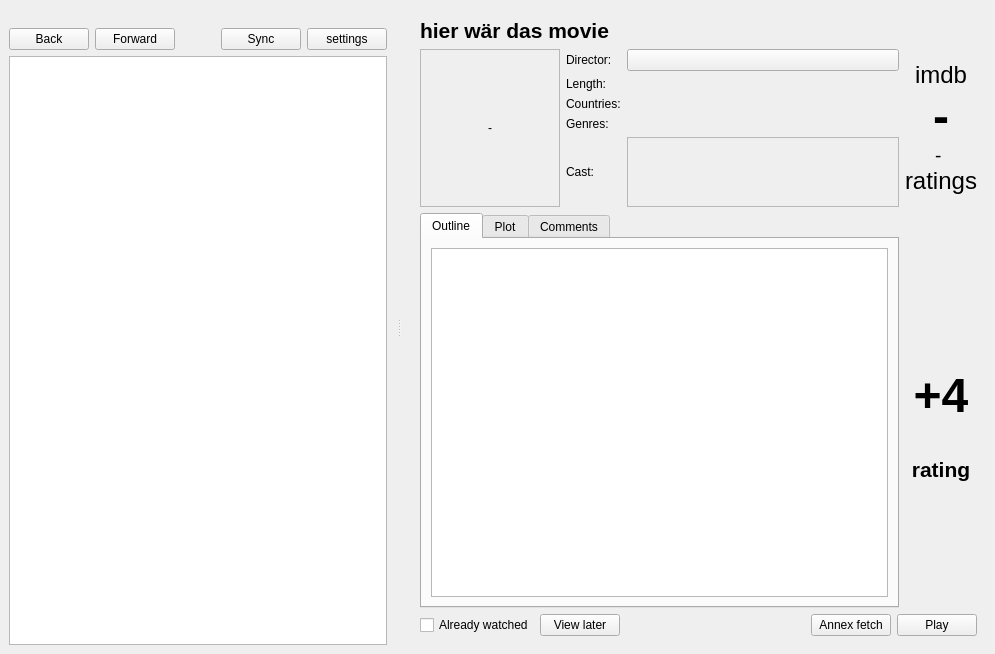
Before: the Qt Designer form moviehamster/gui/qtgui.ui in bordstein/hamster, drawn with Qt 5.
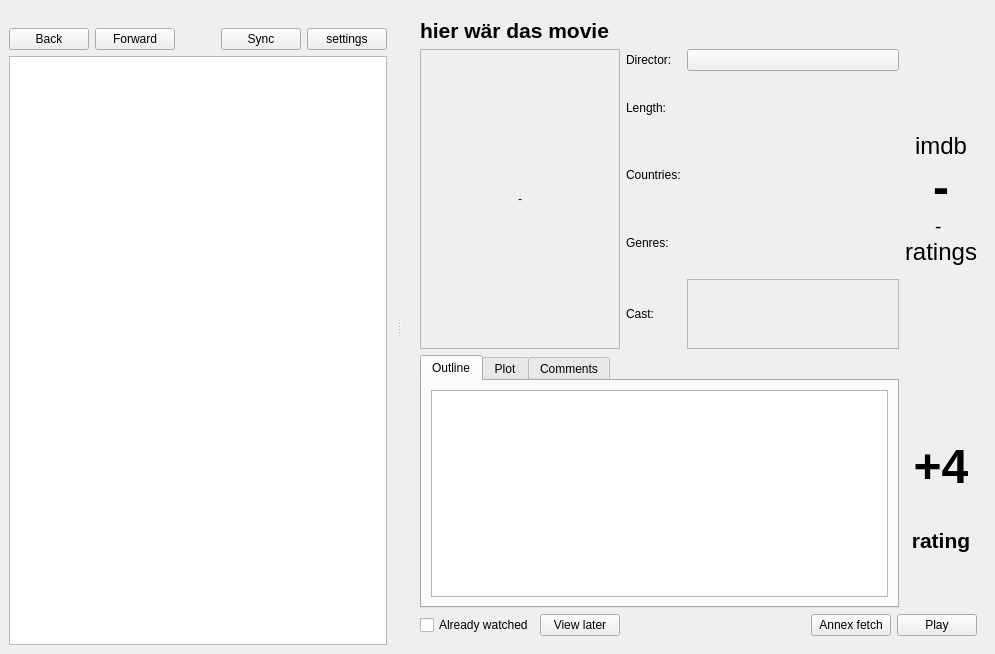
After: the same form once the commit is applied. Icons and pictures are not drawn.

Commit message: fetching and displaying larger covers

```diff
--- a/moviehamster/gui/qtgui.ui
+++ b/moviehamster/gui/qtgui.ui
@@ -81,21 +81,21 @@
         <item row="1" column="0" rowspan="5">
          <widget class="QLabel" name="l_img">
           <property name="sizePolicy">
-           <sizepolicy hsizetype="Fixed" vsizetype="Preferred">
+           <sizepolicy hsizetype="Fixed" vsizetype="Fixed">
             <horstretch>0</horstretch>
             <verstretch>0</verstretch>
            </sizepolicy>
           </property>
           <property name="minimumSize">
            <size>
-            <width>140</width>
-            <height>0</height>
+            <width>200</width>
+            <height>300</height>
            </size>
           </property>
           <property name="maximumSize">
            <size>
-            <width>16777215</width>
-            <height>16777215</height>
+            <width>200</width>
+            <height>300</height>
            </size>
           </property>
           <property name="baseSize">
@@ -123,6 +123,12 @@
         </item>
         <item row="1" column="1">
          <widget class="QLabel" name="label">
+          <property name="sizePolicy">
+           <sizepolicy hsizetype="Minimum" vsizetype="Preferred">
+            <horstretch>0</horstretch>
+            <verstretch>0</verstretch>
+           </sizepolicy>
+          </property>
           <property name="text">
            <string>Director:</string>
           </property>
@@ -153,6 +159,12 @@
         </item>
         <item row="2" column="1">
          <widget class="QLabel" name="label_9">
+          <property name="sizePolicy">
+           <sizepolicy hsizetype="Minimum" vsizetype="Minimum">
+            <horstretch>0</horstretch>
+            <verstretch>0</verstretch>
+           </sizepolicy>
+          </property>
           <property name="text">
            <string>Length:</string>
           </property>
@@ -160,6 +172,12 @@
         </item>
         <item row="3" column="1">
          <widget class="QLabel" name="label_2">
+          <property name="sizePolicy">
+           <sizepolicy hsizetype="Minimum" vsizetype="Minimum">
+            <horstretch>0</horstretch>
+            <verstretch>0</verstretch>
+           </sizepolicy>
+          </property>
           <property name="text">
            <string>Countries:</string>
           </property>
@@ -213,6 +231,9 @@
         </item>
         <item row="6" column="3">
          <layout class="QVBoxLayout" name="verticalLayout_3">
+          <property name="sizeConstraint">
+           <enum>QLayout::SetMaximumSize</enum>
+          </property>
           <item>
            <spacer name="verticalSpacer_3">
             <property name="orientation">
@@ -363,6 +384,12 @@
         </item>
         <item row="2" column="2">
          <widget class="QLabel" name="l_length">
+          <property name="sizePolicy">
+           <sizepolicy hsizetype="Preferred" vsizetype="Minimum">
+            <horstretch>0</horstretch>
+            <verstretch>0</verstretch>
+           </sizepolicy>
+          </property>
           <property name="text">
            <string/>
           </property>
@@ -370,6 +397,12 @@
         </item>
         <item row="3" column="2">
          <widget class="QLabel" name="l_countries">
+          <property name="sizePolicy">
+           <sizepolicy hsizetype="Minimum" vsizetype="Minimum">
+            <horstretch>0</horstretch>
+            <verstretch>0</verstretch>
+           </sizepolicy>
+          </property>
           <property name="text">
            <string/>
           </property>
@@ -378,7 +411,7 @@
         <item row="4" column="2">
          <widget class="QLabel" name="l_genres">
           <property name="sizePolicy">
-           <sizepolicy hsizetype="Expanding" vsizetype="Preferred">
+           <sizepolicy hsizetype="Minimum" vsizetype="Minimum">
             <horstretch>0</horstretch>
             <verstretch>0</verstretch>
            </sizepolicy>
@@ -391,7 +424,7 @@
         <item row="5" column="2">
          <widget class="QScrollArea" name="scrollable_box_cast">
           <property name="sizePolicy">
-           <sizepolicy hsizetype="Expanding" vsizetype="Fixed">
+           <sizepolicy hsizetype="MinimumExpanding" vsizetype="Preferred">
             <horstretch>0</horstretch>
             <verstretch>0</verstretch>
            </sizepolicy>
@@ -404,7 +437,7 @@
             <rect>
              <x>0</x>
              <y>0</y>
-             <width>209</width>
+             <width>131</width>
              <height>76</height>
             </rect>
            </property>
```
Left out of the diff: 6 changed lines with no effect on the pictures. The commit also changes 2 other files.
